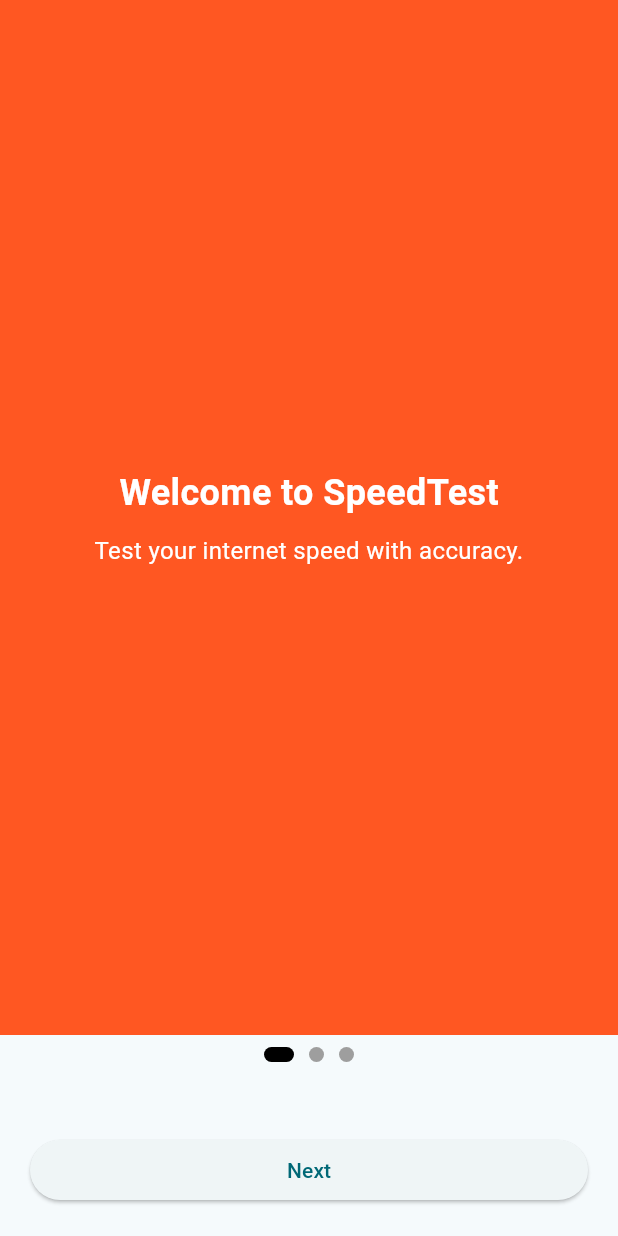
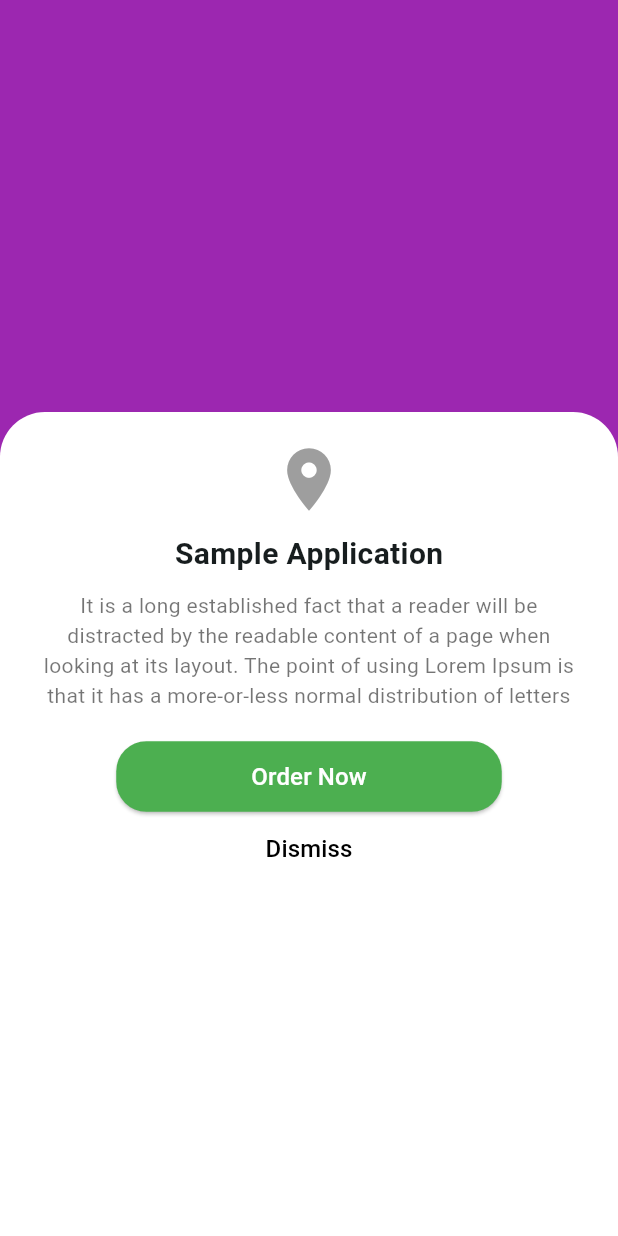
Before and after one commit to ownhajaya/speed_test, a Flutter app: the screen it shows after launch, on a phone screen of 412 x 824 dp. Run offline on Flutter 3.47's test engine with Material 3 defaults, Android fonts, the phone set to English and light mode, and no system bars.

Commit message:
task 3/2/2025  3:46

```diff
--- /dev/null
+++ b/speed_test/lib/example/uiux_figma.dart
@@ -0,0 +1,74 @@
+import 'package:flutter/material.dart';
+
+class UiuxFigma extends StatefulWidget {
+  const UiuxFigma({super.key});
+
+  @override
+  State<UiuxFigma> createState() => _UiuxFigma();
+}
+
+class _UiuxFigma extends State<UiuxFigma> {
+  @override
+  Widget build(BuildContext context) {
+    return Scaffold(
+      backgroundColor: Colors.purple,
+      body: Center(
+        child: Column(
+          mainAxisAlignment: MainAxisAlignment.center,
+          children: [
+            Spacer(),
+            Expanded(
+              flex: 2,
+              child: Container(
+                decoration: BoxDecoration(
+                  color: Colors.white,
+                  borderRadius: BorderRadius.vertical(top: Radius.circular(30)),
+                ),
+                padding: EdgeInsets.all(20),
+                width: double.infinity,
+                child: Column(
+                  mainAxisSize: MainAxisSize.min,
+                  children: [
+                    Icon(Icons.location_on, size: 50, color: Colors.grey),
+                    SizedBox(height: 10),
+                    Text(
+                      "Sample Application",
+                      style:
+                          TextStyle(fontSize: 20, fontWeight: FontWeight.bold),
+                    ),
+                    SizedBox(height: 10),
+                    Text(
+                      "It is a long established fact that a reader will be distracted by the readable content of a page when looking at its layout. The point of using Lorem Ipsum is that it has a more-or-less normal distribution of letters",
+                      textAlign: TextAlign.center,
+                      style: TextStyle(fontSize: 14, color: Colors.black54),
+                    ),
+                    SizedBox(height: 20),
+                    ElevatedButton(
+                      onPressed: () {},
+                      style: ElevatedButton.styleFrom(
+                        backgroundColor: Colors.green,
+                        shape: RoundedRectangleBorder(
+                            borderRadius: BorderRadius.circular(20)),
+                        padding:
+                            EdgeInsets.symmetric(horizontal: 90, vertical: 12),
+                      ),
+                      child: Text(
+                        "Order Now",
+                        style: TextStyle(color: Colors.white, fontSize: 16),
+                      ),
+                    ),
+                    TextButton(
+                      onPressed: () {},
+                      child: Text("Dismiss",
+                          style: TextStyle(color: Colors.black, fontSize: 16)),
+                    ),
+                  ],
+                ),
+              ),
+            ),
+          ],
+        ),
+      ),
+    );
+  }
+}
--- a/speed_test/lib/main.dart
+++ b/speed_test/lib/main.dart
@@ -1,5 +1,6 @@
 import 'package:flutter/material.dart';
 
+import 'example/uiux_figma.dart';
 import 'screens/onboarding_screen.dart';
 
 // onboarding / login / home
@@ -19,7 +20,7 @@ class MyApp extends StatelessWidget {
         colorScheme: ColorScheme.fromSeed(seedColor: Colors.cyan),
         useMaterial3: true,
       ),
-      home: const OnboardingScreen(),
+      home: const UiuxFigma(),
     );
   }
 }
```
